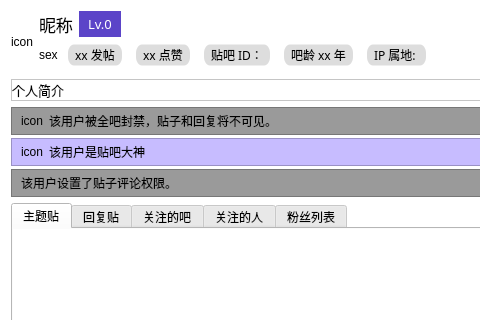
This is resf/user_home_page.ui in clb-128258/TiebaDesktop as Qt 5 draws it before an edit; both pictures show x 0 to 480 and y 0 to 320 of the 807 by 613 pixel window. The edited form follows.
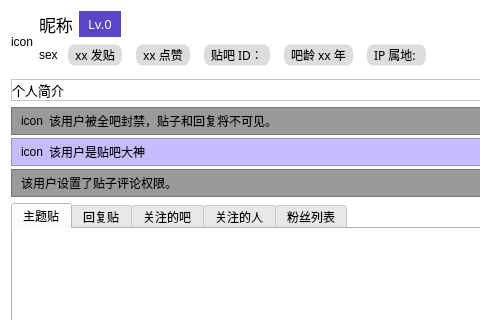
This is the edited form.

```diff
--- a/resf/user_home_page.ui
+++ b/resf/user_home_page.ui
@@ -261,7 +261,7 @@
 </string>
             </property>
             <property name="text">
-             <string>xx 发帖</string>
+             <string>xx 发贴</string>
             </property>
             <property name="textInteractionFlags">
              <set>Qt::TextBrowserInteraction</set>
```
